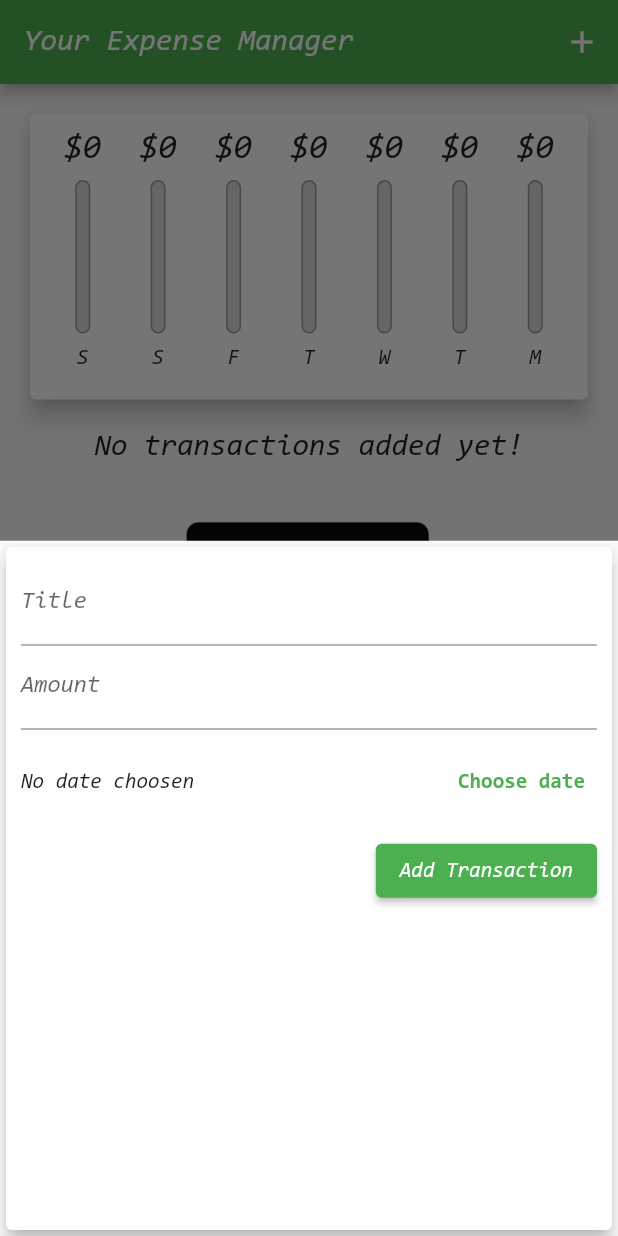
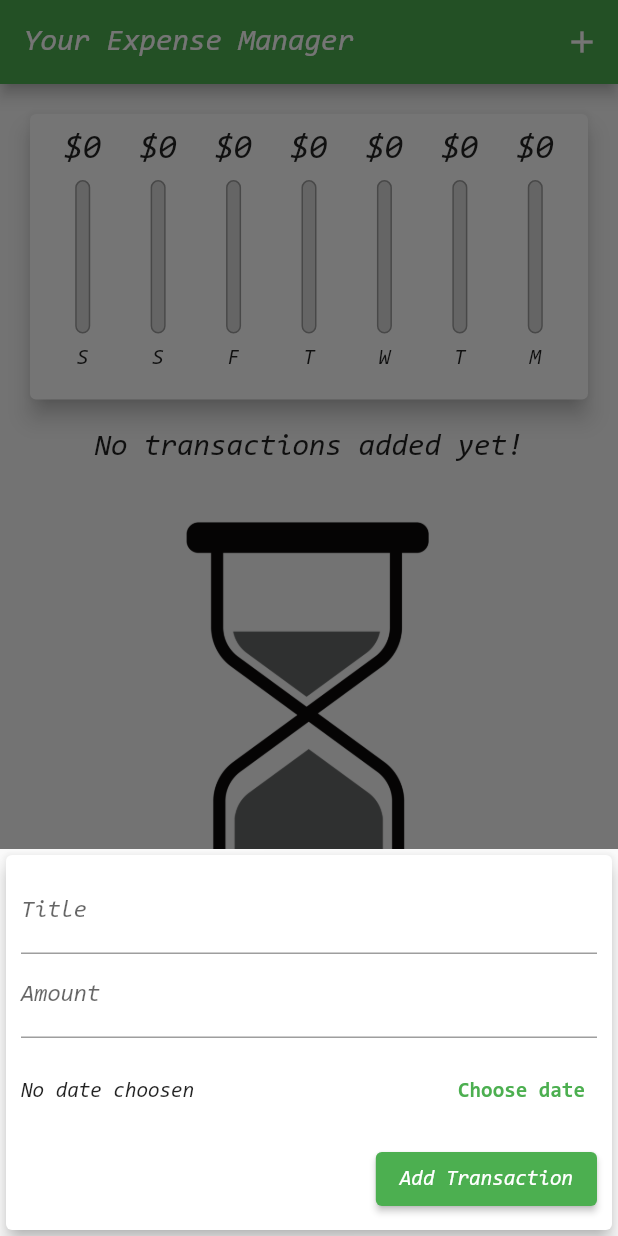
Before and after one commit to alex-pythonista/expense-manager-mobile-app, a Flutter app: the screen it shows after launch, after a tap on the "add" icon, on a phone screen of 412 x 824 dp. Run offline on Flutter 3.47's test engine with Material 2 defaults, Android fonts, the phone set to English and light mode, and no system bars.

Commit message:
define mediaQuery object at the begining

```diff
--- a/lib/main.dart
+++ b/lib/main.dart
@@ -93,8 +93,8 @@ class _HomePageState extends State<HomePage> {
 
   @override
   Widget build(BuildContext context) {
-    final isLandscape =
-        MediaQuery.of(context).orientation == Orientation.landscape;
+    final mediaQuery = MediaQuery.of(context);
+    final isLandscape = mediaQuery.orientation == Orientation.landscape;
     final appBar = AppBar(
       title: const Text("Your Expense Manager"),
       actions: [
@@ -107,15 +107,15 @@ class _HomePageState extends State<HomePage> {
       ],
     );
     final txListWidget = Container(
-        height: (MediaQuery.of(context).size.height -
+        height: (mediaQuery.size.height -
                 appBar.preferredSize.height -
-                MediaQuery.of(context).padding.top) *
+                mediaQuery.padding.top) *
             0.7,
         child: TransactionList(_userTransactions, _deleteTransaction));
     final chartWidget = Container(
-      height: (MediaQuery.of(context).size.height -
+      height: (mediaQuery.size.height -
               appBar.preferredSize.height -
-              MediaQuery.of(context).padding.top) *
+              mediaQuery.padding.top) *
           0.3,
       child: Chart(_recentTransactions),
     );
@@ -145,9 +145,9 @@ class _HomePageState extends State<HomePage> {
             if (isLandscape)
               _showChart
                   ? Container(
-                      height: (MediaQuery.of(context).size.height -
+                      height: (mediaQuery.size.height -
                               appBar.preferredSize.height -
-                              MediaQuery.of(context).padding.top) *
+                              mediaQuery.padding.top) *
                           0.65,
                       child: Chart(_recentTransactions),
                     )
--- a/lib/widgets/new_transaction.dart
+++ b/lib/widgets/new_transaction.dart
@@ -50,10 +50,16 @@ class _NewTransactionState extends State<NewTransaction> {
 
   @override
   Widget build(BuildContext context) {
-    return Card(
+    return SingleChildScrollView(
+      child: Card(
         elevation: 5,
         child: Container(
-        padding: const EdgeInsets.all(10),
+          padding: EdgeInsets.only(
+            top: 10,
+            left: 10,
+            right: 10,
+            bottom: MediaQuery.of(context).viewInsets.bottom + 10,
+          ),
           child: Column(
             crossAxisAlignment: CrossAxisAlignment.end,
             children: [
@@ -103,6 +109,7 @@ class _NewTransactionState extends State<NewTransaction> {
             ],
           ),
         ),
+      ),
     );
   }
 }
```
Also changed, not shown: lib/widgets/transaction_list.dart (+15 -1 lines). Lines whose indentation alone changed are shown as unchanged.
